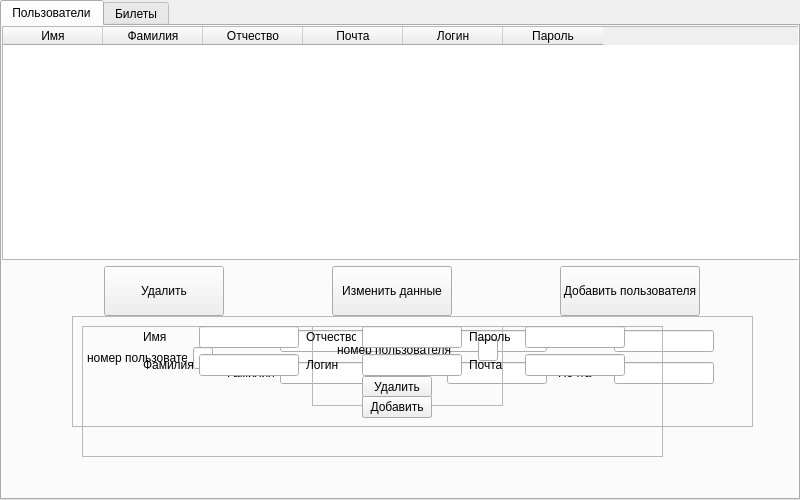
Before: the Qt Designer form frontend/ui/adminMenu.ui in koccyx/TravelMaster, drawn with Qt 5.
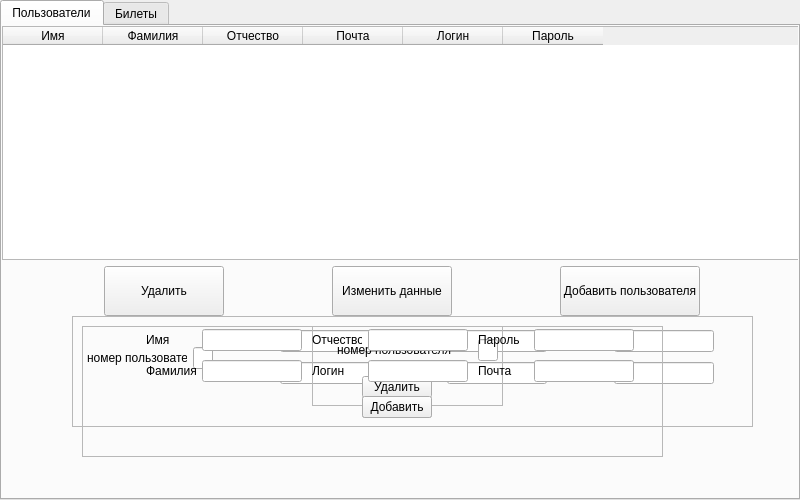
After: the same form once the commit is applied.

What changed in the file:
```diff
--- a/frontend/ui/adminMenu.ui
+++ b/frontend/ui/adminMenu.ui
@@ -201,7 +201,7 @@
      <property name="frameShadow">
       <enum>QFrame::Raised</enum>
      </property>
-     <widget class="QWidget" name="">
+     <widget class="QWidget" name="layoutWidget">
       <property name="geometry">
        <rect>
         <x>10</x>
@@ -603,13 +603,13 @@
      <property name="frameShadow">
       <enum>QFrame::Raised</enum>
      </property>
-     <widget class="QWidget" name="">
+     <widget class="QWidget" name="layoutWidget">
       <property name="geometry">
        <rect>
         <x>60</x>
         <y>0</y>
-        <width>484</width>
-        <height>50</height>
+        <width>499</width>
+        <height>59</height>
        </rect>
       </property>
       <layout class="QHBoxLayout" name="horizontalLayout_16">
```
Left out of the diff: 46 changed lines with no effect on the pictures.
